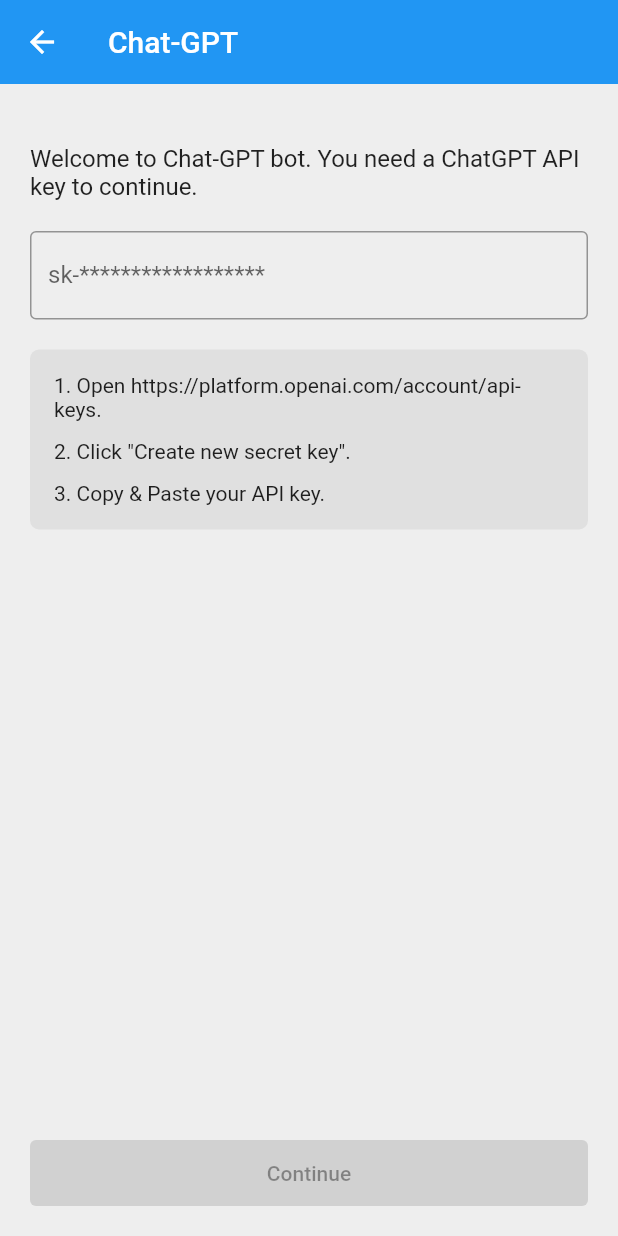
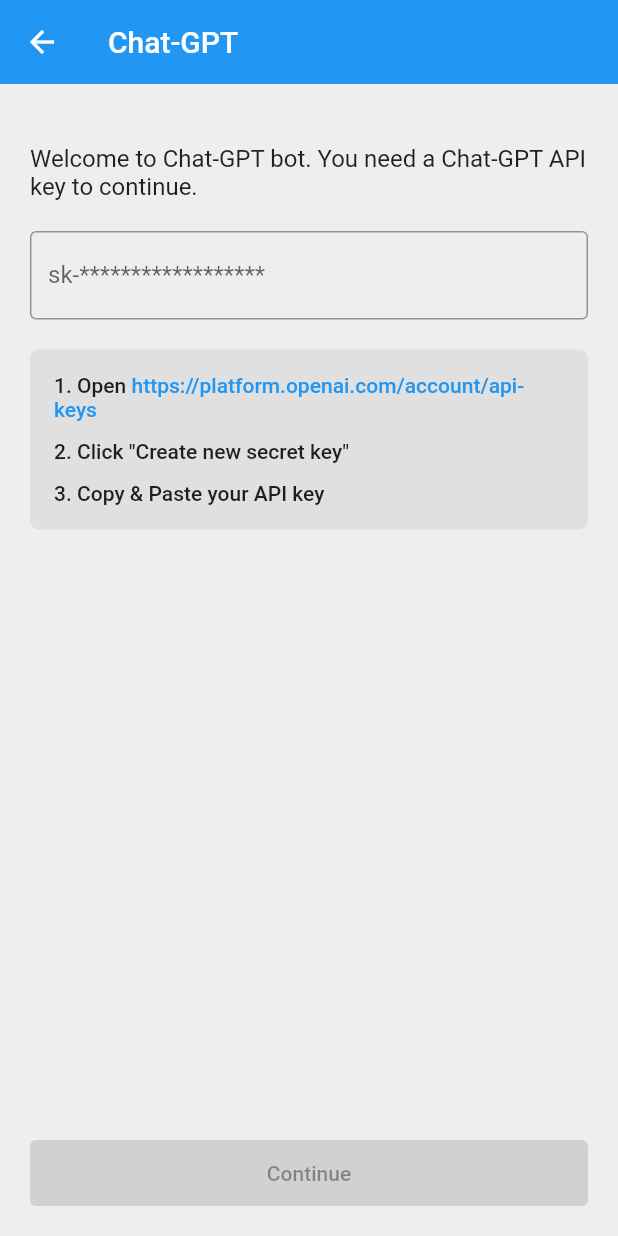
Before and after one commit to derekcoder/oneapp, a Flutter app: the _ChatgptView screen opened directly, on a phone screen of 412 x 824 dp. Run offline on Flutter 3.47's test engine with Material 2 defaults, Android fonts, the light colour scheme and no system bars; our stand-ins replace shared_preferences; accounts and stored records are empty.

Commit message:
Update UI

```diff
--- a/lib/subapps/chatgpt_page.dart
+++ b/lib/subapps/chatgpt_page.dart
@@ -1,4 +1,5 @@
 import 'package:flutter/cupertino.dart';
+import 'package:flutter/gestures.dart';
 import 'package:flutter/material.dart';
 import 'package:oneapp/models/chat.dart';
 import 'package:oneapp/services/backend/chatgpt_api.dart';
@@ -6,6 +7,7 @@
 import 'package:oneapp/subapps/settings_page.dart';
 import 'package:oneapp/subapps/view_model.dart';
 import 'package:provider/provider.dart';
+import 'package:url_launcher/url_launcher.dart';
 
 class ChatgptPage extends StatelessWidget {
   const ChatgptPage({super.key});
@@ -138,7 +140,7 @@
             children: [
               const SizedBox(height: 20),
               Text(
-                'Welcome to Chat-GPT bot. You need a ChatGPT API key to continue.',
+                'Welcome to Chat-GPT bot. You need a Chat-GPT API key to continue.',
                 style: Theme.of(context).textTheme.titleMedium,
               ),
               const SizedBox(height: 20),
@@ -160,13 +162,43 @@
                 padding: const EdgeInsets.all(16),
                 child: Column(
                   crossAxisAlignment: CrossAxisAlignment.start,
-                  children: const [
+                  children: [
+                    RichText(
+                      text: TextSpan(
+                        style: Theme.of(context).textTheme.bodyLarge,
+                        children: [
+                          const TextSpan(text: '1. Open '),
+                          TextSpan(
+                            style: Theme.of(context)
+                                .textTheme
+                                .bodyLarge
+                                ?.copyWith(
+                                  color: Theme.of(context).colorScheme.primary,
+                                ),
+                            recognizer: TapGestureRecognizer()
+                              ..onTap = () async {
+                                await launchUrl(
+                                  Uri.parse(
+                                      'https://platform.openai.com/account/api-keys'),
+                                  mode: LaunchMode.externalApplication,
+                                );
+                              },
+                            text:
+                                'https://platform.openai.com/account/api-keys',
+                          ),
+                        ],
+                      ),
+                    ),
+                    const SizedBox(height: 12),
                     Text(
-                        '1. Open https://platform.openai.com/account/api-keys.'),
-                    SizedBox(height: 12),
-                    Text('2. Click "Create new secret key".'),
-                    SizedBox(height: 12),
-                    Text('3. Copy & Paste your API key.'),
+                      '2. Click "Create new secret key"',
+                      style: Theme.of(context).textTheme.bodyLarge,
+                    ),
+                    const SizedBox(height: 12),
+                    Text(
+                      '3. Copy & Paste your API key',
+                      style: Theme.of(context).textTheme.bodyLarge,
+                    ),
                   ],
                 ),
               ),
--- a/pubspec.yaml
+++ b/pubspec.yaml
@@ -15,6 +15,7 @@
   provider: ^6.0.5
   http: ^0.13.5
   shared_preferences: ^2.0.18
+  url_launcher: ^6.1.10
 
 dev_dependencies:
   flutter_test:
```
Also changed, not shown: pubspec.lock, 8 other files.
